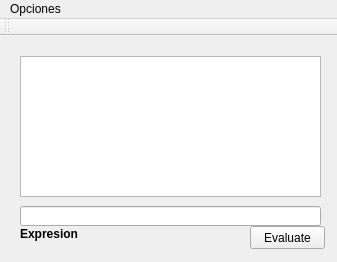
First picture: the form in calculator/mainwindow.ui, repository chemasantos666/ED-Chema, before the edit.
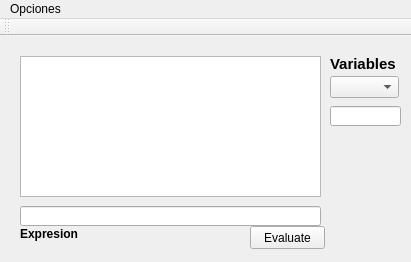
Second picture: the form after the edit.

```diff
--- a/calculator/mainwindow.ui
+++ b/calculator/mainwindow.ui
@@ -6,7 +6,7 @@
    <rect>
     <x>0</x>
     <y>0</y>
-    <width>337</width>
+    <width>411</width>
     <height>262</height>
    </rect>
   </property>
@@ -89,13 +89,56 @@
      <bool>false</bool>
     </property>
    </widget>
+   <widget class="QComboBox" name="cb_Variables">
+    <property name="geometry">
+     <rect>
+      <x>330</x>
+      <y>40</y>
+      <width>69</width>
+      <height>22</height>
+     </rect>
+    </property>
+   </widget>
+   <widget class="QLabel" name="label">
+    <property name="geometry">
+     <rect>
+      <x>330</x>
+      <y>20</y>
+      <width>81</width>
+      <height>16</height>
+     </rect>
+    </property>
+    <property name="font">
+     <font>
+      <pointsize>11</pointsize>
+      <weight>75</weight>
+      <bold>true</bold>
+     </font>
+    </property>
+    <property name="text">
+     <string>Variables</string>
+    </property>
+   </widget>
+   <widget class="QLineEdit" name="le_valorVariable">
+    <property name="geometry">
+     <rect>
+      <x>330</x>
+      <y>70</y>
+      <width>71</width>
+      <height>20</height>
+     </rect>
+    </property>
+    <property name="readOnly">
+     <bool>true</bool>
+    </property>
+   </widget>
   </widget>
   <widget class="QMenuBar" name="menuBar">
    <property name="geometry">
     <rect>
      <x>0</x>
      <y>0</y>
-     <width>337</width>
+     <width>411</width>
      <height>21</height>
     </rect>
    </property>
```
Left out of the diff: 2 changed lines with no effect on the pictures.
